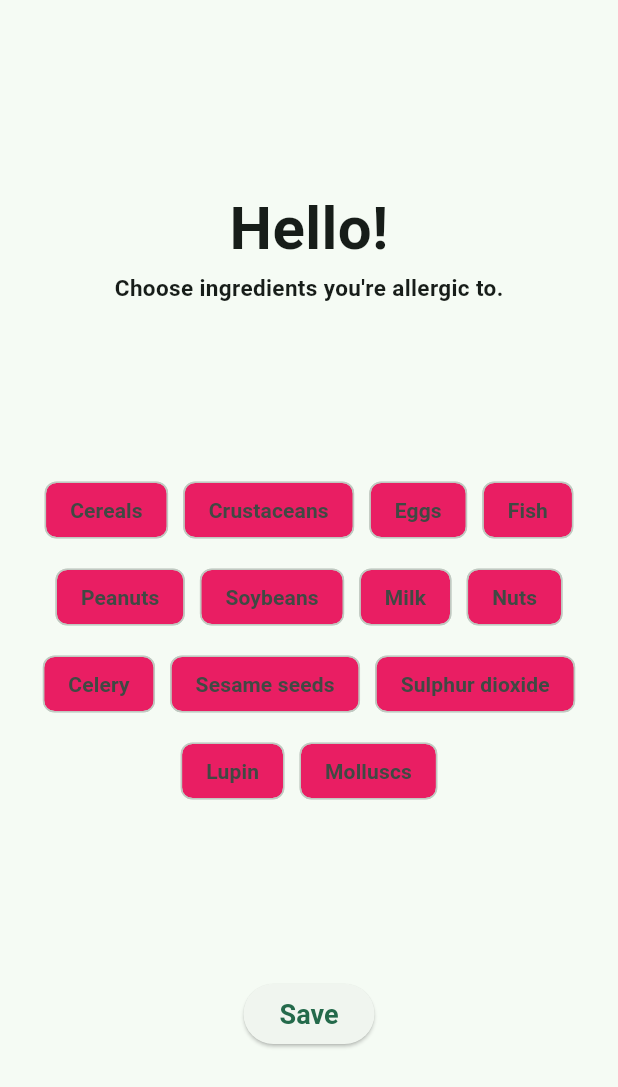
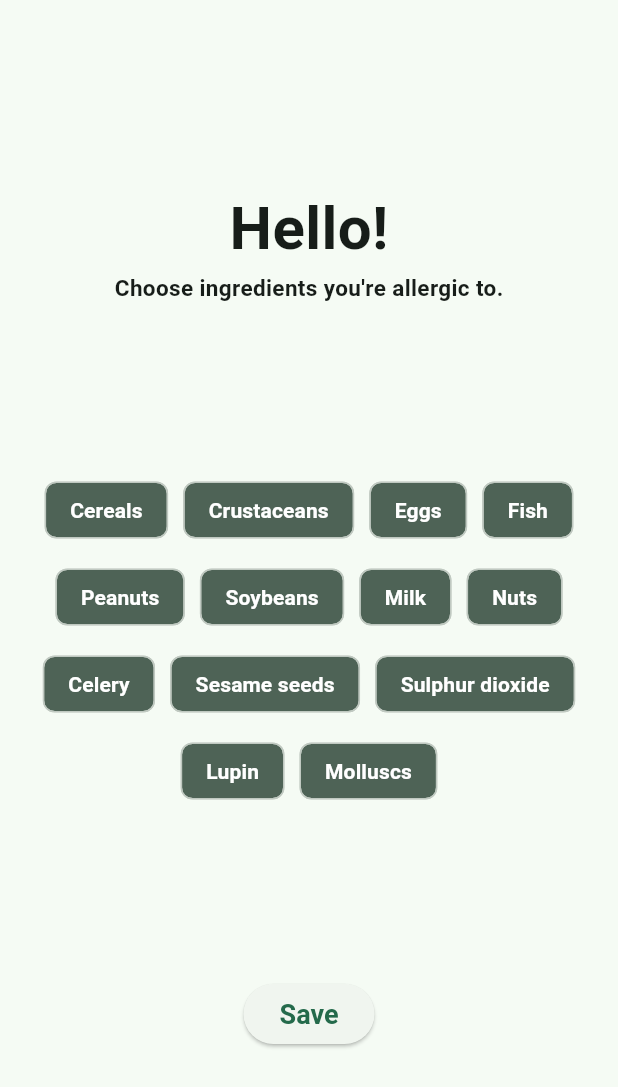
Before and after one commit to zerodays/dragonhack-2022-1, a Flutter app: the screen it shows after launch, on a phone screen of 412 x 824 dp. Shown: the top 1087 px of the screen. Run offline on Flutter 3.47's test engine with Material 2 defaults, Android fonts, the light colour scheme and no system bars; our stand-ins replace google_maps_flutter, shared_preferences; network calls fail.

Commit message:
fix chip colors

```diff
--- a/frontend/lib/screens/restaurant_screen.dart
+++ b/frontend/lib/screens/restaurant_screen.dart
@@ -34,7 +34,7 @@ class _RestaurantScreenState extends State<RestaurantScreen>
     return Scaffold(
         appBar: AppBar(
           centerTitle: true,
-          title: Text(widget.restaurant.name),
+          title: Text(widget.restaurant.name, style: const TextStyle(fontSize: 17, fontWeight: FontWeight.bold)),
         ),
         body: Row(
           children: [
--- a/frontend/lib/screens/wizard_screen.dart
+++ b/frontend/lib/screens/wizard_screen.dart
@@ -49,10 +49,10 @@ class _WizardScreenState extends State<WizardScreen>
                 alignment: WrapAlignment.center,
                 children: allergenColor.entries
                     .map((entry) => ChoiceChip(
-                          label: Text(entry.key),
+                          label: Text(entry.key, style: const TextStyle(color: Colors.white)),
                           selected: userAllergens.contains(entry.key),
-                          backgroundColor: Colors.pink,
-                          selectedColor: Colors.red,
+                          backgroundColor: const Color.fromRGBO(78, 99, 86, 1),
+                          selectedColor: Colors.grey,
                           labelStyle:
                               const TextStyle(fontWeight: FontWeight.bold),
                           onSelected: (selected) {
--- a/frontend/lib/widgets/menu_card.dart
+++ b/frontend/lib/widgets/menu_card.dart
@@ -1,6 +1,5 @@
 import 'package:flutter/material.dart';
 import '../models/menu.dart';
-import '../util/constants.dart';
 import 'package:frontend/api/api.dart';
 
 class MenuCard extends StatelessWidget {
@@ -33,7 +32,10 @@ class MenuCard extends StatelessWidget {
                             padding:
                                 const EdgeInsets.symmetric(horizontal: 6.0),
                             child: Chip(
-                              label: Text(allergen),
+                              backgroundColor:
+                                  const Color.fromRGBO(78, 99, 86, 1),
+                              label: Text(allergen,
+                                  style: const TextStyle(color: Colors.white)),
                             ),
                           ))
                       .toList()),
```
Also changed, not shown: frontend/lib/widgets/current_allergens.dart (+3 -5 lines), frontend/lib/widgets/maps.dart (+0 -10 lines).
